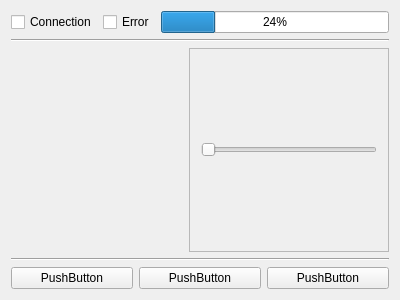
Above: debuggui.ui from dmitry64/av20 before the change. Below: the same form after it.
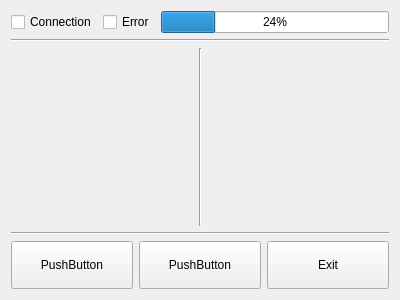
That is the form after the change. Custom widgets are drawn as their Qt base class.

```diff
--- a/debuggui.ui
+++ b/debuggui.ui
@@ -61,46 +61,25 @@
    <item>
     <layout class="QHBoxLayout" name="horizontalLayout_2">
      <item>
-      <widget class="AScanWidget" name="widget" native="true"/>
+      <widget class="AScanWidget" name="ascanWidget" native="true">
+       <property name="sizePolicy">
+        <sizepolicy hsizetype="Preferred" vsizetype="Preferred">
+         <horstretch>0</horstretch>
+         <verstretch>0</verstretch>
+        </sizepolicy>
+       </property>
+      </widget>
      </item>
      <item>
-      <widget class="QScrollArea" name="scrollArea">
-       <property name="minimumSize">
-        <size>
-         <width>100</width>
-         <height>0</height>
-        </size>
+      <widget class="Line" name="line_3">
+       <property name="orientation">
+        <enum>Qt::Vertical</enum>
        </property>
-       <property name="maximumSize">
-        <size>
-         <width>200</width>
-         <height>16777215</height>
-        </size>
-       </property>
-       <property name="widgetResizable">
-        <bool>true</bool>
-       </property>
-       <widget class="QWidget" name="scrollAreaWidgetContents">
-        <property name="geometry">
-         <rect>
-          <x>0</x>
-          <y>0</y>
-          <width>198</width>
-          <height>200</height>
-         </rect>
-        </property>
-        <layout class="QVBoxLayout" name="verticalLayout_2">
-         <item>
-          <widget class="QSlider" name="horizontalSlider">
-           <property name="orientation">
-            <enum>Qt::Horizontal</enum>
-           </property>
-          </widget>
-         </item>
-        </layout>
-       </widget>
       </widget>
      </item>
+     <item>
+      <widget class="ControlPanel" name="controlPanel" native="true"/>
+     </item>
     </layout>
    </item>
    <item>
@@ -114,6 +93,12 @@
     <layout class="QHBoxLayout" name="horizontalLayout_3">
      <item>
       <widget class="QPushButton" name="pushButton">
+       <property name="minimumSize">
+        <size>
+         <width>48</width>
+         <height>48</height>
+        </size>
+       </property>
        <property name="text">
         <string>PushButton</string>
        </property>
@@ -121,15 +106,27 @@
      </item>
      <item>
       <widget class="QPushButton" name="pushButton_2">
+       <property name="minimumSize">
+        <size>
+         <width>48</width>
+         <height>48</height>
+        </size>
+       </property>
        <property name="text">
         <string>PushButton</string>
        </property>
       </widget>
      </item>
      <item>
-      <widget class="QPushButton" name="pushButton_3">
+      <widget class="QPushButton" name="exitButton">
+       <property name="minimumSize">
+        <size>
+         <width>48</width>
+         <height>48</height>
+        </size>
+       </property>
        <property name="text">
-        <string>PushButton</string>
+        <string>Exit</string>
        </property>
       </widget>
      </item>
@@ -145,6 +142,12 @@
    <header>ui/ascanwidget.h</header>
    <container>1</container>
   </customwidget>
+  <customwidget>
+   <class>ControlPanel</class>
+   <extends>QWidget</extends>
+   <header>ui/controlpanel.h</header>
+   <container>1</container>
+  </customwidget>
  </customwidgets>
  <resources/>
  <connections/>
```
